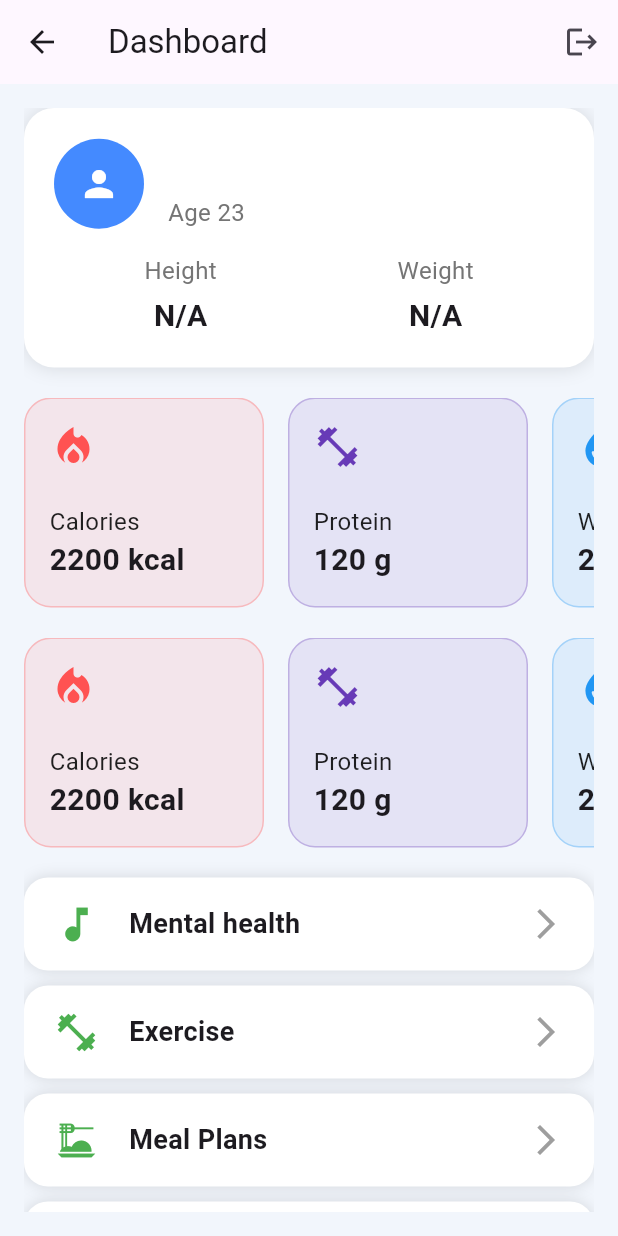
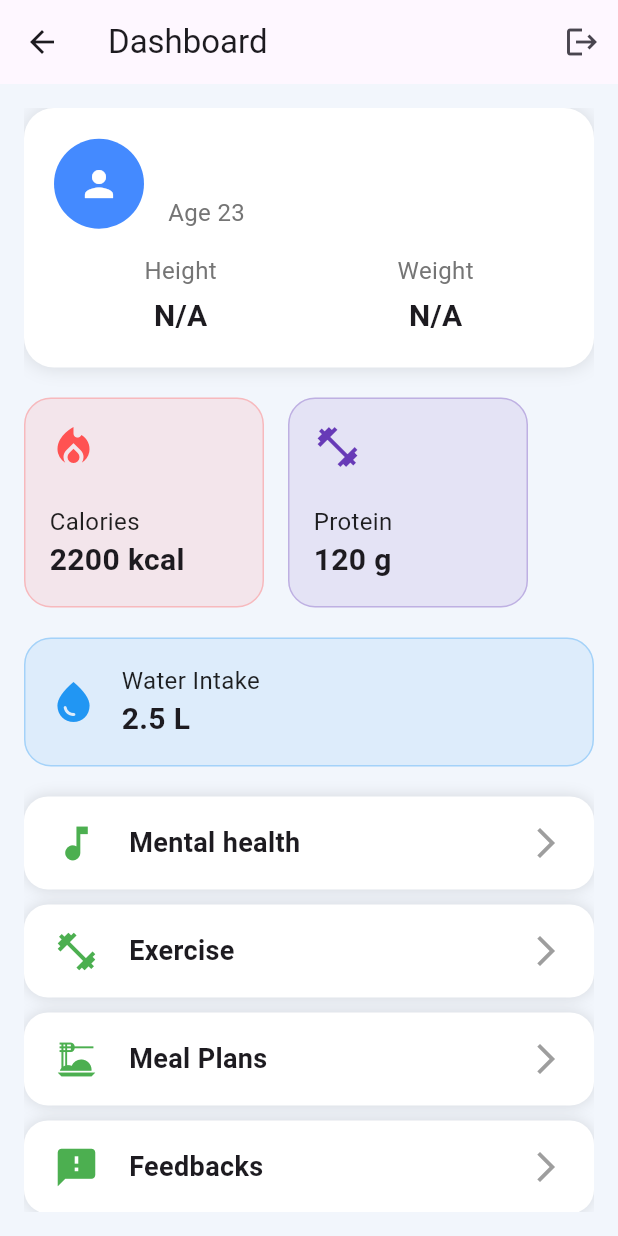
Before and after one commit to darshanaweerasooriya/Fitness_app_frontend, a Flutter app: the dashboardScreen screen opened directly, on a phone screen of 412 x 824 dp. Run offline on Flutter 3.47's test engine with Material 3 defaults, Android fonts, the light colour scheme and no system bars; our stand-ins replace shared_preferences; accounts and stored records are empty; network calls fail.

Commit message:
Dashboard modified

```diff
--- a/lib/screens/clients/dashboard.dart
+++ b/lib/screens/clients/dashboard.dart
@@ -116,7 +116,7 @@ class _dashboardScreenState extends State<dashboardScreen> {
               const SizedBox(height: 20),
               _buildScrollableStats(),
               const SizedBox(height: 20),
-              _buildScrollableStat(),
+              _buildWaterIntakeCard(),
               const SizedBox(height: 20),
               _buildMealAndExerciseOptions(),
               const SizedBox(height: 20),
@@ -190,6 +190,7 @@ class _dashboardScreenState extends State<dashboardScreen> {
     );
   }
 
+  /// 🔹 First row: Calories & Protein
   Widget _buildScrollableStats() {
     return SizedBox(
       height: 140,
@@ -198,25 +199,37 @@ class _dashboardScreenState extends State<dashboardScreen> {
         children: [
           _statCard("Calories", "2200 kcal", Icons.local_fire_department,
               Colors.redAccent),
-          _statCard(
-              "Protein", "120 g", Icons.fitness_center, Colors.deepPurple),
-          _statCard("Water", "2.5 L", Icons.water_drop, Colors.blue),
+          _statCard("Protein", "120 g", Icons.fitness_center, Colors.deepPurple),
         ],
       ),
     );
   }
 
-  Widget _buildScrollableStat() {
-    return SizedBox(
-      height: 140,
-      child: ListView(
-        scrollDirection: Axis.horizontal,
+  /// 🔹 Separate Water Intake card
+  Widget _buildWaterIntakeCard() {
+    return Container(
+      padding: const EdgeInsets.all(16),
+      decoration: BoxDecoration(
+        color: Colors.blue.withOpacity(0.1),
+        borderRadius: BorderRadius.circular(18),
+        border: Border.all(color: Colors.blue.withOpacity(0.3)),
+      ),
+      child: Row(
         children: [
-          _statCard("Calories", "2200 kcal", Icons.local_fire_department,
-              Colors.redAccent),
-          _statCard(
-              "Protein", "120 g", Icons.fitness_center, Colors.deepPurple),
-          _statCard("Water", "2.5 L", Icons.water_drop, Colors.blue),
+          Icon(Icons.water_drop, size: 32, color: Colors.blue),
+          const SizedBox(width: 16),
+          Expanded(
+            child: Column(
+              crossAxisAlignment: CrossAxisAlignment.start,
+              children: const [
+                Text("Water Intake",
+                    style: TextStyle(fontSize: 16, color: Colors.black87)),
+                Text("2.5 L",
+                    style:
+                    TextStyle(fontSize: 20, fontWeight: FontWeight.bold)),
+              ],
+            ),
+          ),
         ],
       ),
     );
```
